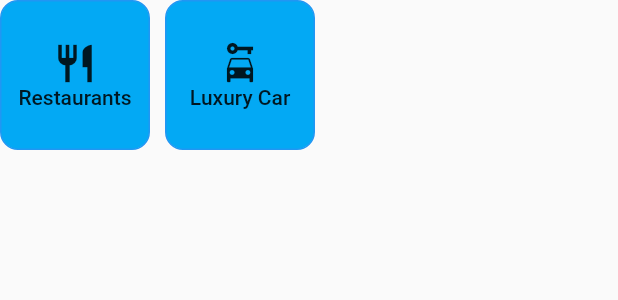
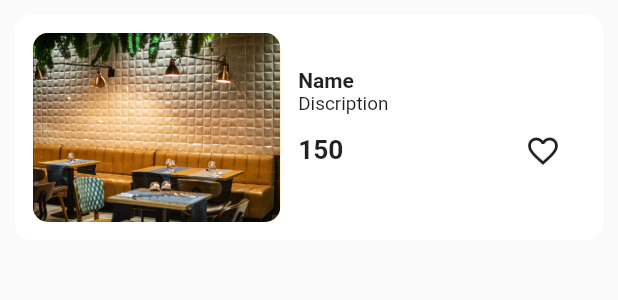
Before and after one commit to trainingtuts/mosaic_event, a Flutter app: the MyCatagories widget shown alone on an empty page, opened directly, after a tap on "Restaurants", on a phone screen of 412 x 824 dp. Shown: the top 300 px of the screen. Run offline on Flutter 3.47's test engine with Material 2 defaults, Android fonts, the phone set to English and light mode, and no system bars; our stand-ins replace carousel_slider, cloud_firestore, firebase_auth, firebase_core, firebase_storage, fluttertoast and 3 more; accounts and stored records are empty; network calls fail.

Commit message:
create card

```diff
--- a/lib/main.dart
+++ b/lib/main.dart
@@ -28,6 +28,7 @@ class MyApp extends StatelessWidget {
       ],
       child: MaterialApp(
         title: 'Flutter Demo',
+        debugShowCheckedModeBanner: false,
         theme: ThemeData(
           primarySwatch: Colors.brown,
         ),
--- /dev/null
+++ b/lib/screens/restaurants.dart
@@ -0,0 +1,15 @@
+// ignore_for_file: prefer_const_constructors
+
+import 'package:flutter/material.dart';
+import 'package:mosaic_event/utils/my_card.dart';
+
+class RestaurantList extends StatelessWidget {
+  const RestaurantList({Key? key}) : super(key: key);
+
+  @override
+  Widget build(BuildContext context) {
+    return Scaffold(
+      body: MyCard(),
+    );
+  }
+}
--- a/lib/theme/theme.dart
+++ b/lib/theme/theme.dart
@@ -6,4 +6,6 @@ class MyColors {
   static Color primaryColor = Colors.lightBlue;
   static Color secondaryColor = Colors.blue;
   static Color drawerColor = Colors.blue;
+  static Color creamColor = Color(0xfff5f5f5);
+  static Color darkbluishColor = Color(0xff403b58);
 }
--- a/lib/utils/categories.dart
+++ b/lib/utils/categories.dart
@@ -1,6 +1,7 @@
 // ignore_for_file: prefer_const_constructors, avoid_print
 
 import 'package:flutter/material.dart';
+import 'package:mosaic_event/screens/restaurants.dart';
 import 'package:mosaic_event/theme/theme.dart';
 
 // import '../themes/my_theme.dart';
@@ -28,8 +29,11 @@ class _MyCatagoriesState extends State<MyCatagories> {
                   padding: EdgeInsets.only(right: 10),
                   child: InkWell(
                     onTap: () {
-                      print("Restaurants pressed");
-                      // print(storeDocs);
+                      Navigator.push(
+                        context,
+                        MaterialPageRoute(
+                            builder: (context) => RestaurantList()),
+                      );
                     },
                     child: Container(
                       width: 100,
--- /dev/null
+++ b/lib/utils/my_card.dart
@@ -0,0 +1,79 @@
+import 'package:flutter/material.dart';
+
+class MyCard extends StatelessWidget {
+  const MyCard({Key? key}) : super(key: key);
+
+  @override
+  Widget build(BuildContext context) {
+    return Padding(
+      padding: const EdgeInsets.only(left: 10, top: 10, right: 10),
+      child: Container(
+        height: 150,
+        decoration: BoxDecoration(
+          color: Colors.white,
+          borderRadius: BorderRadius.circular(10),
+        ),
+        child: Row(
+          children: [
+            Padding(
+              padding: const EdgeInsets.all(12),
+              child: Container(
+                width: MediaQuery.of(context).size.width * 0.40,
+                height: 150,
+                decoration: BoxDecoration(
+                  color: Colors.amber,
+                  borderRadius: BorderRadius.circular(10),
+                  image: const DecorationImage(
+                      image: AssetImage("assets/images/restaurants/r1.jpg"),
+                      fit: BoxFit.cover),
+                ),
+                child: const Padding(
+                  padding: EdgeInsets.all(8),
+                ),
+              ),
+            ),
+            Expanded(
+              child: Column(
+                crossAxisAlignment: CrossAxisAlignment.start,
+                mainAxisAlignment: MainAxisAlignment.center,
+                children: [
+                  const Text(
+                    "Name",
+                    style: TextStyle(fontWeight: FontWeight.bold),
+                  ),
+                  const Padding(
+                    padding: EdgeInsets.only(right: 16.0),
+                    child: Text(
+                      "Discription",
+                      style: TextStyle(),
+                      textScaleFactor: 0.9,
+                    ),
+                  ),
+                  Padding(
+                    padding: const EdgeInsets.only(right: 16),
+                    child: ButtonBar(
+                      alignment: MainAxisAlignment.spaceBetween,
+                      buttonPadding: EdgeInsets.zero,
+                      children: [
+                        const Text(
+                          "150",
+                          style: TextStyle(
+                            fontWeight: FontWeight.bold,
+                          ),
+                          textScaleFactor: 1.25,
+                        ),
+                        IconButton(
+                            onPressed: () {},
+                            icon: const Icon(Icons.favorite_outline))
+                      ],
+                    ),
+                  )
+                ],
+              ),
+            )
+          ],
+        ),
+      ),
+    );
+  }
+}
--- a/pubspec.yaml
+++ b/pubspec.yaml
@@ -46,6 +46,8 @@ dependencies:
   firebase_storage: ^10.3.7
   settings_ui: ^2.0.2
   photo_view: ^0.14.0
+  readmore: ^2.2.0
+  velocity_x: ^3.5.1
 
 dev_dependencies:
   flutter_test:
@@ -73,6 +75,7 @@ flutter:
   assets:
     - assets/default/
     - assets/images/
+    - assets/images/restaurants/
 
   # An image asset can refer to one or more resolution-specific "variants", see
   # https://flutter.dev/assets-and-images/#resolution-aware
```
Also changed, not shown: assets/images/restaurants/r1.jpg (added), assets/images/restaurants/r2.jpg (added), assets/images/restaurants/r3.jpg (added), assets/images/restaurants/r4.jpg (added), assets/images/restaurants/r5.jpg (added), pubspec.lock.
